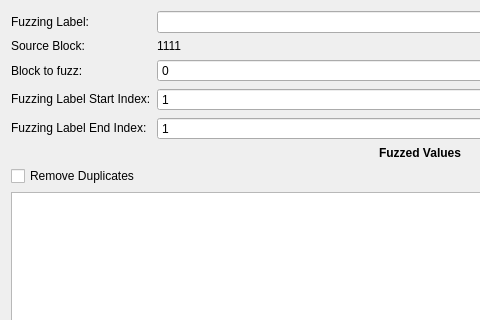
Before: the Qt Designer form ui/fuzzing.ui in jopohl/urh, drawn with Qt 5; both pictures show x 0 to 480 and y 0 to 320 of the 840 by 810 pixel window.
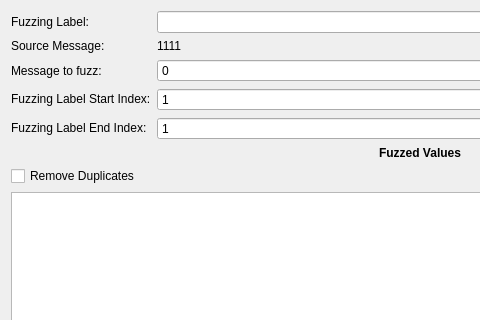
After: the same form once the commit is applied. Icons and pictures are not drawn. Custom widgets are drawn as their Qt base class.

Commit message: Rename all occurences of block in code to message or msg

```diff
--- a/ui/fuzzing.ui
+++ b/ui/fuzzing.ui
@@ -55,7 +55,7 @@
       </sizepolicy>
      </property>
      <property name="text">
-      <string>Source Block:</string>
+      <string>Source Message:</string>
      </property>
     </widget>
    </item>
@@ -111,7 +111,7 @@
       </sizepolicy>
      </property>
      <property name="text">
-      <string>Block to fuzz:</string>
+      <string>Message to fuzz:</string>
      </property>
     </widget>
    </item>
```
Left out of the diff: 2 changed lines with no effect on the pictures. The commit also changes 62 other files.
